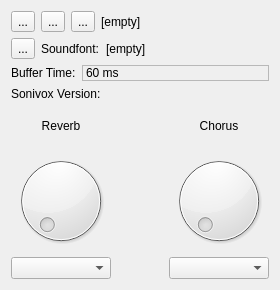
Before: the Qt Designer form guisynth/mainwindow.ui in pedrolcl/Linux-SonivoxEas, drawn with Qt 5.
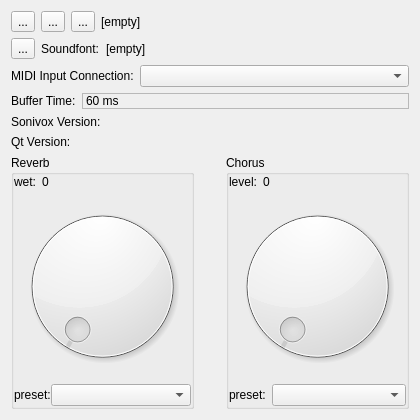
After: the same form once the commit is applied. Icons and pictures are not drawn.

Commit message:
Updated user interface
* Added runtime Qt version
* Added MIDI connection combobox
* Redesigned reverb and chorus settings

```diff
--- a/guisynth/mainwindow.ui
+++ b/guisynth/mainwindow.ui
@@ -6,14 +6,14 @@
    <rect>
     <x>0</x>
     <y>0</y>
-    <width>280</width>
-    <height>290</height>
+    <width>420</width>
+    <height>420</height>
    </rect>
   </property>
   <property name="minimumSize">
    <size>
-    <width>280</width>
-    <height>290</height>
+    <width>420</width>
+    <height>420</height>
    </size>
   </property>
   <property name="windowTitle">
@@ -25,47 +25,104 @@
   </property>
   <widget class="QWidget" name="centralWidget">
    <layout class="QGridLayout" name="gridLayout">
-    <item row="3" column="0" colspan="3">
-     <layout class="QHBoxLayout" name="horizontalLayout">
-      <item>
-       <widget class="QLabel" name="lblVersion">
-        <property name="sizePolicy">
-         <sizepolicy hsizetype="Minimum" vsizetype="Minimum">
-          <horstretch>0</horstretch>
-          <verstretch>0</verstretch>
-         </sizepolicy>
-        </property>
-        <property name="text">
-         <string>Sonivox Version:</string>
-        </property>
-       </widget>
-      </item>
-      <item>
-       <widget class="QLabel" name="libSonivoxVersion">
-        <property name="sizePolicy">
-         <sizepolicy hsizetype="Expanding" vsizetype="Preferred">
-          <horstretch>0</horstretch>
-          <verstretch>0</verstretch>
-         </sizepolicy>
-        </property>
-        <property name="text">
-         <string/>
-        </property>
-       </widget>
-      </item>
-     </layout>
-    </item>
-    <item row="4" column="0">
-     <widget class="QLabel" name="lblReverb">
-      <property name="text">
+    <item row="6" column="0">
+     <widget class="QGroupBox" name="groupBoxReverb">
+      <property name="title">
        <string>Reverb</string>
       </property>
-      <property name="alignment">
-       <set>Qt::AlignCenter</set>
-      </property>
+      <layout class="QVBoxLayout" name="verticalLayout_2">
+       <property name="spacing">
+        <number>0</number>
+       </property>
+       <property name="leftMargin">
+        <number>0</number>
+       </property>
+       <property name="topMargin">
+        <number>0</number>
+       </property>
+       <property name="rightMargin">
+        <number>0</number>
+       </property>
+       <property name="bottomMargin">
+        <number>0</number>
+       </property>
+       <item>
+        <layout class="QHBoxLayout" name="horizontalLayout_9">
+         <item>
+          <widget class="QLabel" name="lblReverbWeb">
+           <property name="sizePolicy">
+            <sizepolicy hsizetype="Minimum" vsizetype="Minimum">
+             <horstretch>0</horstretch>
+             <verstretch>0</verstretch>
+            </sizepolicy>
+           </property>
+           <property name="text">
+            <string>wet:</string>
+           </property>
+          </widget>
+         </item>
+         <item>
+          <widget class="QLabel" name="reverbWet">
+           <property name="sizePolicy">
+            <sizepolicy hsizetype="Expanding" vsizetype="Minimum">
+             <horstretch>0</horstretch>
+             <verstretch>0</verstretch>
+            </sizepolicy>
+           </property>
+           <property name="text">
+            <string>0</string>
+           </property>
+          </widget>
+         </item>
+        </layout>
+       </item>
+       <item>
+        <widget class="QDial" name="dial_Reverb">
+         <property name="sizePolicy">
+          <sizepolicy hsizetype="Expanding" vsizetype="Expanding">
+           <horstretch>0</horstretch>
+           <verstretch>0</verstretch>
+          </sizepolicy>
+         </property>
+         <property name="maximum">
+          <number>32767</number>
+         </property>
+        </widget>
+       </item>
+       <item>
+        <layout class="QHBoxLayout" name="horizontalLayout_7">
+         <property name="spacing">
+          <number>0</number>
+         </property>
+         <item>
+          <widget class="QLabel" name="lblReverbPreset">
+           <property name="sizePolicy">
+            <sizepolicy hsizetype="Minimum" vsizetype="Minimum">
+             <horstretch>0</horstretch>
+             <verstretch>0</verstretch>
+            </sizepolicy>
+           </property>
+           <property name="text">
+            <string>preset:</string>
+           </property>
+          </widget>
+         </item>
+         <item>
+          <widget class="QComboBox" name="combo_Reverb">
+           <property name="sizePolicy">
+            <sizepolicy hsizetype="Expanding" vsizetype="Fixed">
+             <horstretch>0</horstretch>
+             <verstretch>0</verstretch>
+            </sizepolicy>
+           </property>
+          </widget>
+         </item>
+        </layout>
+       </item>
+      </layout>
      </widget>
     </item>
-    <item row="4" column="1">
+    <item row="6" column="1">
      <spacer name="verticalSpacer">
       <property name="orientation">
        <enum>Qt::Vertical</enum>
@@ -78,35 +135,129 @@
       </property>
      </spacer>
     </item>
-    <item row="4" column="2">
-     <widget class="QLabel" name="lblChorus">
-      <property name="text">
-       <string>Chorus</string>
-      </property>
-      <property name="alignment">
-       <set>Qt::AlignCenter</set>
-      </property>
-     </widget>
-    </item>
-    <item row="5" column="0">
-     <widget class="QDial" name="dial_Reverb">
-      <property name="maximum">
-       <number>32765</number>
-      </property>
-     </widget>
-    </item>
-    <item row="5" column="2">
-     <widget class="QDial" name="dial_Chorus">
-      <property name="maximum">
-       <number>32765</number>
-      </property>
-     </widget>
-    </item>
-    <item row="6" column="0">
-     <widget class="QComboBox" name="combo_Reverb"/>
-    </item>
     <item row="6" column="2">
-     <widget class="QComboBox" name="combo_Chorus"/>
+     <widget class="QGroupBox" name="groupBoxChorus">
+      <property name="title">
+       <string>Chorus</string>
+      </property>
+      <layout class="QVBoxLayout" name="verticalLayout">
+       <property name="spacing">
+        <number>0</number>
+       </property>
+       <property name="leftMargin">
+        <number>0</number>
+       </property>
+       <property name="topMargin">
+        <number>0</number>
+       </property>
+       <property name="rightMargin">
+        <number>0</number>
+       </property>
+       <property name="bottomMargin">
+        <number>0</number>
+       </property>
+       <item>
+        <layout class="QHBoxLayout" name="horizontalLayout_8">
+         <item>
+          <widget class="QLabel" name="lblChorusLevel">
+           <property name="sizePolicy">
+            <sizepolicy hsizetype="Minimum" vsizetype="Minimum">
+             <horstretch>0</horstretch>
+             <verstretch>0</verstretch>
+            </sizepolicy>
+           </property>
+           <property name="text">
+            <string>level:</string>
+           </property>
+          </widget>
+         </item>
+         <item>
+          <widget class="QLabel" name="chorusLevel">
+           <property name="sizePolicy">
+            <sizepolicy hsizetype="Expanding" vsizetype="Minimum">
+             <horstretch>0</horstretch>
+             <verstretch>0</verstretch>
+            </sizepolicy>
+           </property>
+           <property name="text">
+            <string>0</string>
+           </property>
+          </widget>
+         </item>
+        </layout>
+       </item>
+       <item>
+        <widget class="QDial" name="dial_Chorus">
+         <property name="sizePolicy">
+          <sizepolicy hsizetype="Expanding" vsizetype="Expanding">
+           <horstretch>0</horstretch>
+           <verstretch>0</verstretch>
+          </sizepolicy>
+         </property>
+         <property name="maximum">
+          <number>32767</number>
+         </property>
+        </widget>
+       </item>
+       <item>
+        <layout class="QHBoxLayout" name="horizontalLayout_6">
+         <item>
+          <widget class="QLabel" name="lblChorusPreset">
+           <property name="sizePolicy">
+            <sizepolicy hsizetype="Minimum" vsizetype="Minimum">
+             <horstretch>0</horstretch>
+             <verstretch>0</verstretch>
+            </sizepolicy>
+           </property>
+           <property name="text">
+            <string>preset:</string>
+           </property>
+          </widget>
+         </item>
+         <item>
+          <widget class="QComboBox" name="combo_Chorus">
+           <property name="sizePolicy">
+            <sizepolicy hsizetype="Expanding" vsizetype="Fixed">
+             <horstretch>0</horstretch>
+             <verstretch>0</verstretch>
+            </sizepolicy>
+           </property>
+          </widget>
+         </item>
+        </layout>
+       </item>
+      </layout>
+     </widget>
+    </item>
+    <item row="4" column="0" colspan="3">
+     <layout class="QHBoxLayout" name="horizontalLayout">
+      <item>
+       <widget class="QLabel" name="lblVersion">
+        <property name="sizePolicy">
+         <sizepolicy hsizetype="Minimum" vsizetype="Minimum">
+          <horstretch>0</horstretch>
+          <verstretch>0</verstretch>
+         </sizepolicy>
+        </property>
+        <property name="text">
+         <string>Sonivox Version:</string>
+        </property>
+       </widget>
+      </item>
+      <item>
+       <widget class="QLabel" name="libSonivoxVersion">
+        <property name="sizePolicy">
+         <sizepolicy hsizetype="Expanding" vsizetype="Preferred">
+          <horstretch>0</horstretch>
+          <verstretch>0</verstretch>
+         </sizepolicy>
+        </property>
+        <property name="text">
+         <string/>
+        </property>
+       </widget>
+      </item>
+     </layout>
     </item>
     <item row="0" column="0" colspan="3">
      <layout class="QHBoxLayout" name="horizontalLayout_1">
@@ -161,7 +312,7 @@
       </item>
      </layout>
     </item>
-    <item row="2" column="0" colspan="3">
+    <item row="3" column="0" colspan="3">
      <layout class="QHBoxLayout" name="horizontalLayout_2">
       <item>
        <widget class="QLabel" name="lblBufferTime">
@@ -250,6 +401,60 @@
       </item>
      </layout>
     </item>
+    <item row="5" column="0" colspan="3">
+     <layout class="QHBoxLayout" name="horizontalLayout_4">
+      <item>
+       <widget class="QLabel" name="lblQtVersion">
+        <property name="sizePolicy">
+         <sizepolicy hsizetype="Minimum" vsizetype="Minimum">
+          <horstretch>0</horstretch>
+          <verstretch>0</verstretch>
+         </sizepolicy>
+        </property>
+        <property name="text">
+         <string>Qt Version:</string>
+        </property>
+       </widget>
+      </item>
+      <item>
+       <widget class="QLabel" name="qtVersion">
+        <property name="sizePolicy">
+         <sizepolicy hsizetype="Expanding" vsizetype="Preferred">
+          <horstretch>0</horstretch>
+          <verstretch>0</verstretch>
+         </sizepolicy>
+        </property>
+       </widget>
+      </item>
+     </layout>
+    </item>
+    <item row="2" column="0" colspan="3">
+     <layout class="QHBoxLayout" name="horizontalLayout_5">
+      <item>
+       <widget class="QLabel" name="lblALSAConn">
+        <property name="sizePolicy">
+         <sizepolicy hsizetype="Minimum" vsizetype="Minimum">
+          <horstretch>0</horstretch>
+          <verstretch>0</verstretch>
+         </sizepolicy>
+        </property>
+        <property name="text">
+         <string>MIDI Input Connection:</string>
+        </property>
+       </widget>
+      </item>
+      <item>
+       <widget class="QComboBox" name="combo_ALSAConn">
+        <property name="sizePolicy">
+         <sizepolicy hsizetype="Expanding" vsizetype="Fixed">
+          <horstretch>0</horstretch>
+          <verstretch>0</verstretch>
+         </sizepolicy>
+        </property>
+       </widget>
+      </item>
+     </layout>
+    </item>
    </layout>
   </widget>
  </widget>
```
Left out of the diff: 52 changed lines with no effect on the pictures. The commit also changes 7 other files.
